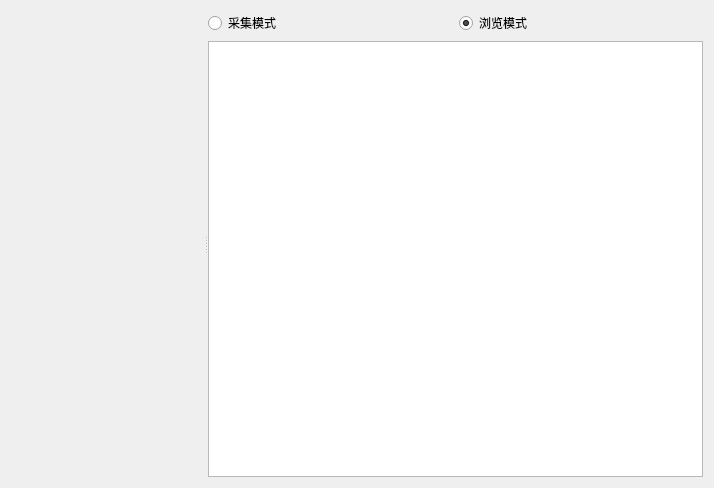
lujiajingcn/MyFirstRoom, file maindialog.ui: the form before one commit.
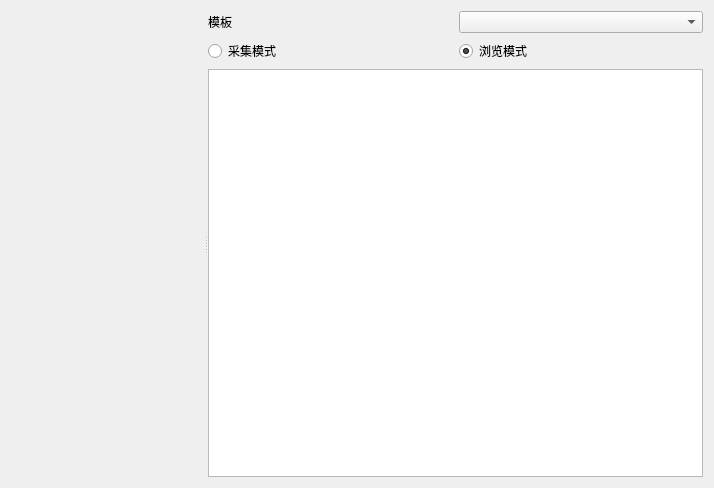
The form after the commit.

Commit message: 添加针对采集内容的分析模板

```diff
--- a/maindialog.ui
+++ b/maindialog.ui
@@ -24,10 +24,24 @@
      </property>
      <widget class="QWidget" name="widget" native="true"/>
      <widget class="QWidget" name="widget_2" native="true">
-      <layout class="QGridLayout" name="gridLayout_4">
+      <layout class="QGridLayout" name="gridLayout_5">
        <item row="0" column="0">
         <layout class="QGridLayout" name="gridLayout_3">
          <item row="0" column="0">
+          <layout class="QGridLayout" name="gridLayout_4">
+           <item row="0" column="0">
+            <widget class="QLabel" name="label">
+             <property name="text">
+              <string>模板</string>
+             </property>
+            </widget>
+           </item>
+           <item row="0" column="1">
+            <widget class="QComboBox" name="cbParseTemplate"/>
+           </item>
+          </layout>
+         </item>
+         <item row="1" column="0">
           <layout class="QGridLayout" name="gridLayout_2">
            <item row="0" column="0">
             <widget class="QRadioButton" name="rbCollect">
@@ -51,7 +65,7 @@
            </item>
           </layout>
          </item>
-         <item row="1" column="0">
+         <item row="2" column="0">
           <widget class="QTextEdit" name="textEdit"/>
          </item>
         </layout>
```
The commit also changes 4 other files.
